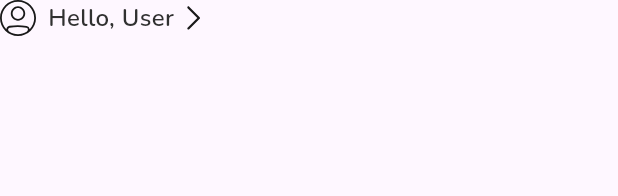
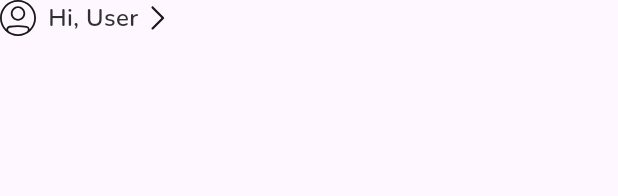
Before and after one commit to RECYTHNG/flutter_recything, a Flutter app: the ProfileHeaderChallengeDashboardWidget widget shown alone on an empty page, opened directly, on a phone screen of 412 x 824 dp. Shown: the top 196 px of the screen. Run offline on Flutter 3.47's test engine with Material 3 defaults, Android fonts, the phone set to English and light mode, and no system bars; our stand-ins replace awesome_snackbar_content, cached_network_image, carousel_slider, contained_tab_bar_view, dash_chat_2, dio and 15 more; missing offline and left inert: carousel_indicator_simple, horizontal_stepper_flutter; accounts and stored records are empty; network calls fail; project files that could hold a hidden picture were left out.

Commit message:
feat(homescreen): replacing hello to hi

```diff
--- a/recything_application/lib/screens/challenge/dashboard/widgets/header/profile_header_challenge_dashboard_widget.dart
+++ b/recything_application/lib/screens/challenge/dashboard/widgets/header/profile_header_challenge_dashboard_widget.dart
@@ -29,14 +29,14 @@ class ProfileHeaderChallengeDashboardWidget extends StatelessWidget {
                 SpacingConstant.horizontalSpacing100,
                 if (controller.userAchievementData.value != null)
                   Text(
-                    'Hello, ${controller.getFirstName()}',
+                    'Hi, ${controller.getFirstName()}',
                     style: TextStyleConstant.semiboldSubtitle.copyWith(
                       color: ColorConstant.netralColor900,
                     ),
                   )
                 else
                   Text(
-                    'Hello, User',
+                    'Hi, User',
                     style: TextStyleConstant.semiboldSubtitle.copyWith(
                       color: ColorConstant.netralColor900,
                     ),
```
Also changed, not shown: recything_application/lib/screens/homepage/homepage_screen.dart (+17 -5 lines).
